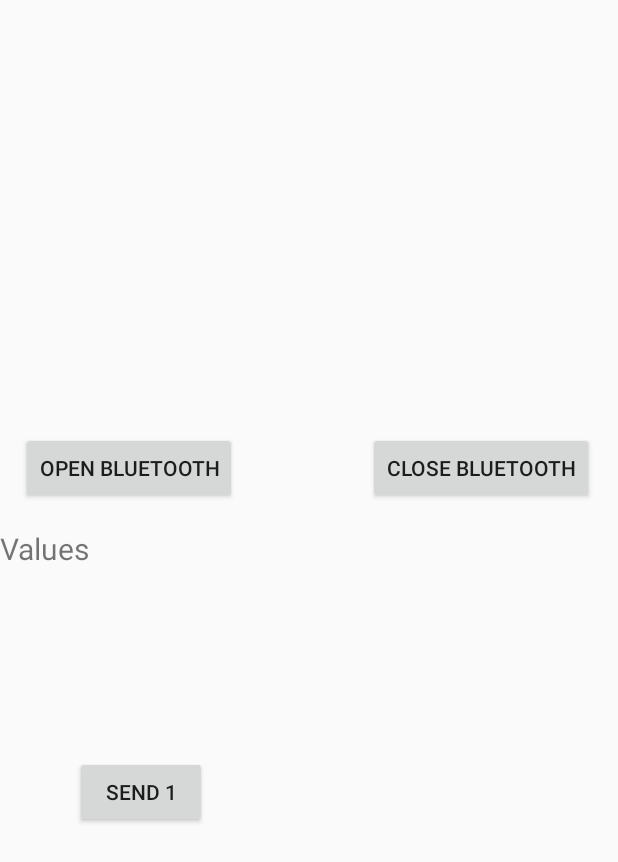
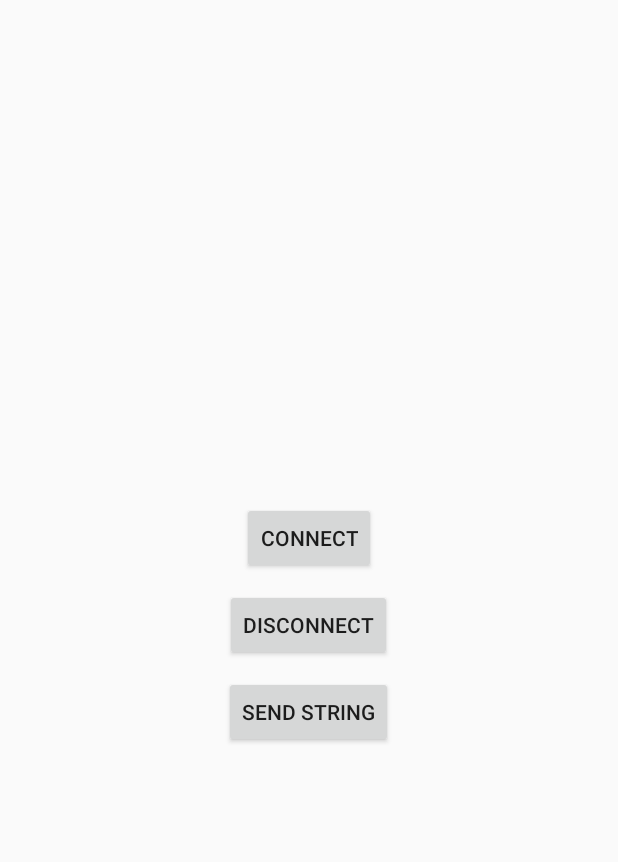
Before and after one commit to paarthmadan/bioinnovation-android-arduino, an Android app: the screen it shows after launch (MainActivity), on a phone screen of 412 x 824 dp. Shown: the top 862 px of the screen. Run offline under Robolectric (Android 15) with nearby library versions, the phone set to English and light mode, and no system bars.

Commit message:
deleted unnecessary functions
looks a lot cleaner, style and code-wise

```diff
--- a/BluetoothAndroidArduino/app/src/main/res/layout/activity_main.xml
+++ b/BluetoothAndroidArduino/app/src/main/res/layout/activity_main.xml
@@ -7,44 +7,31 @@
     tools:context=".MainActivity" >
 
 
-
-    <TextView
-        android:id="@+id/label"
+    <Button
+        android:id="@+id/connect"
         android:layout_width="wrap_content"
-        android:layout_height="200dp"
-        android:layout_alignParentLeft="true"
-        android:layout_marginTop="80dp"
-        android:maxLines="10"
-        android:text="Values"
-        android:textSize="20sp"
-        android:width="350dp" />
+        android:layout_height="wrap_content"
+        android:layout_centerHorizontal="true"
+        android:text="@string/connectLabel"
+        android:layout_marginTop="10dp"/>
 
     <Button
-        android:id="@+id/open"
+        android:id="@+id/disconnect"
         android:layout_width="wrap_content"
         android:layout_height="wrap_content"
-        android:layout_alignParentLeft="true"
-        android:layout_alignParentTop="true"
-        android:layout_marginLeft="14dp"
-        android:layout_marginTop="16dp"
-        android:text="Open Bluetooth" />
-
-    <Button
-        android:id="@+id/close"
-        android:layout_width="wrap_content"
-        android:layout_height="wrap_content"
-        android:layout_alignBaseline="@+id/open"
-        android:layout_alignBottom="@+id/open"
-        android:layout_alignParentRight="true"
-        android:layout_marginRight="16dp"
-        android:text="Close Bluetooth" />
+        android:layout_centerHorizontal="true"
+        android:text="@string/disLabel"
+        android:layout_below="@+id/connect"
+        android:layout_marginTop="10dp"/>
 
     <Button
         android:layout_width="wrap_content"
         android:layout_height="wrap_content"
-        android:text="Send 1"
+        android:text="@string/sendLabel"
+        android:layout_centerHorizontal="true"
         android:id="@+id/send"
-        android:layout_alignBottom="@+id/label"
-        android:layout_marginLeft="50dp"/>
+        android:layout_below="@+id/disconnect"
+        android:layout_marginTop="10dp"
+        />
 
 </RelativeLayout>
--- a/BluetoothAndroidArduino/app/src/main/res/values/strings.xml
+++ b/BluetoothAndroidArduino/app/src/main/res/values/strings.xml
@@ -1,3 +1,6 @@
 <resources>
     <string name="app_name">BluetoothAndroidArduino</string>
+    <string name="connectLabel">Connect</string>
+    <string name="disLabel">Disconnect</string>
+    <string name="sendLabel">Send String</string>
 </resources>
```
Also changed, not shown: BluetoothAndroidArduino/app/src/main/java/com/example/paarthmadan/bluetoothandroidarduino/MainActivity.java (+10 -72 lines).
